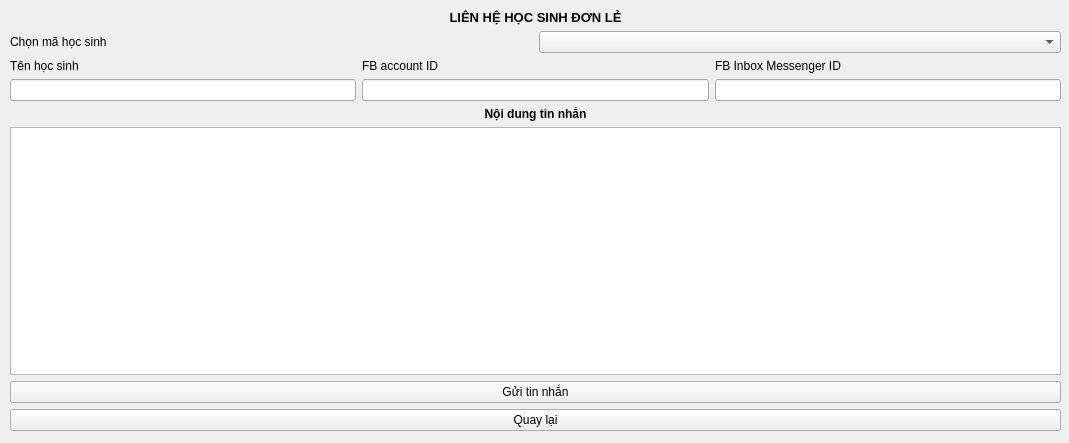
First picture: the form in TranslateUiPyPackage/ui_ip/M72_guitncanhan.ui, repository longpham6595/kvmanagement, before the edit.
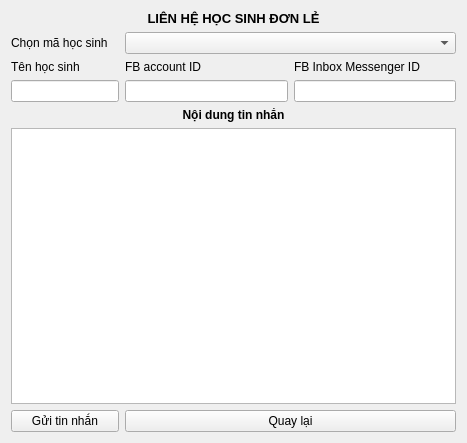
Second picture: the form after the edit.

Diff of the .ui file:
```diff
--- a/TranslateUiPyPackage/ui_ip/M72_guitncanhan.ui
+++ b/TranslateUiPyPackage/ui_ip/M72_guitncanhan.ui
@@ -6,120 +6,86 @@
    <rect>
     <x>0</x>
     <y>0</y>
-    <width>1069</width>
+    <width>467</width>
     <height>443</height>
    </rect>
   </property>
   <property name="windowTitle">
    <string>Gửi tin nhắn cá nhân</string>
   </property>
-  <widget class="QWidget" name="">
-   <property name="geometry">
-    <rect>
-     <x>10</x>
-     <y>10</y>
-     <width>1051</width>
-     <height>421</height>
-    </rect>
-   </property>
-   <layout class="QVBoxLayout" name="verticalLayout_4">
-    <item>
-     <widget class="QLabel" name="label">
-      <property name="text">
-       <string>&lt;html&gt;&lt;head/&gt;&lt;body&gt;&lt;p align=&quot;center&quot;&gt;&lt;span style=&quot; font-size:10pt; font-weight:600;&quot;&gt;LIÊN HỆ HỌC SINH ĐƠN LẺ&lt;/span&gt;&lt;/p&gt;&lt;/body&gt;&lt;/html&gt;</string>
-      </property>
-     </widget>
-    </item>
-    <item>
-     <layout class="QHBoxLayout" name="horizontalLayout">
-      <item>
+  <layout class="QGridLayout" name="gridLayout">
+   <item row="1" column="0">
        <widget class="QLabel" name="label_2">
         <property name="text">
          <string>Chọn mã học sinh</string>
         </property>
        </widget>
       </item>
-      <item>
-       <widget class="QComboBox" name="mahschoice"/>
-      </item>
-     </layout>
-    </item>
-    <item>
-     <layout class="QHBoxLayout" name="horizontalLayout_2">
-      <item>
-       <layout class="QVBoxLayout" name="verticalLayout_5">
-        <item>
+   <item row="2" column="0">
          <widget class="QLabel" name="label_6">
           <property name="text">
            <string>Tên học sinh</string>
           </property>
          </widget>
         </item>
-        <item>
-         <widget class="QLineEdit" name="stuname"/>
-        </item>
-       </layout>
-      </item>
-      <item>
-       <layout class="QVBoxLayout" name="verticalLayout">
-        <item>
+   <item row="2" column="2">
          <widget class="QLabel" name="label_3">
           <property name="text">
            <string>FB account ID</string>
           </property>
          </widget>
         </item>
-        <item>
-         <widget class="QLineEdit" name="fbaccid"/>
-        </item>
-       </layout>
-      </item>
-      <item>
-       <layout class="QVBoxLayout" name="verticalLayout_2">
-        <item>
+   <item row="2" column="3">
          <widget class="QLabel" name="label_4">
           <property name="text">
            <string>FB Inbox Messenger ID</string>
           </property>
          </widget>
         </item>
-        <item>
+   <item row="3" column="0" colspan="2">
+    <widget class="QLineEdit" name="stuname"/>
+   </item>
+   <item row="3" column="2">
+    <widget class="QLineEdit" name="fbaccid"/>
+   </item>
+   <item row="3" column="3">
          <widget class="QLineEdit" name="fbmessid"/>
         </item>
-       </layout>
-      </item>
-     </layout>
-    </item>
-    <item>
-     <widget class="QLabel" name="label_5">
-      <property name="text">
-       <string>&lt;html&gt;&lt;head/&gt;&lt;body&gt;&lt;p align=&quot;center&quot;&gt;&lt;span style=&quot; font-weight:600;&quot;&gt;Nội dung tin nhắn&lt;/span&gt;&lt;/p&gt;&lt;/body&gt;&lt;/html&gt;</string>
-      </property>
-     </widget>
-    </item>
-    <item>
-     <layout class="QVBoxLayout" name="verticalLayout_3">
-      <item>
+   <item row="5" column="0" colspan="4">
        <widget class="QTextEdit" name="mess"/>
       </item>
-      <item>
+   <item row="6" column="0" colspan="2">
        <widget class="QPushButton" name="sendmess">
         <property name="text">
          <string>Gửi tin nhắn</string>
         </property>
        </widget>
       </item>
-      <item>
+   <item row="6" column="2" colspan="2">
        <widget class="QPushButton" name="quaylai">
         <property name="text">
          <string>Quay lại</string>
         </property>
        </widget>
       </item>
-     </layout>
-    </item>
-   </layout>
-  </widget>
+   <item row="1" column="2" colspan="2">
+    <widget class="QComboBox" name="mahschoice"/>
+   </item>
+   <item row="0" column="0" colspan="4">
+    <widget class="QLabel" name="label">
+     <property name="text">
+      <string>&lt;html&gt;&lt;head/&gt;&lt;body&gt;&lt;p align=&quot;center&quot;&gt;&lt;span style=&quot; font-size:10pt; font-weight:600;&quot;&gt;LIÊN HỆ HỌC SINH ĐƠN LẺ&lt;/span&gt;&lt;/p&gt;&lt;/body&gt;&lt;/html&gt;</string>
+     </property>
+    </widget>
+   </item>
+   <item row="4" column="0" colspan="4">
+    <widget class="QLabel" name="label_5">
+     <property name="text">
+      <string>&lt;html&gt;&lt;head/&gt;&lt;body&gt;&lt;p align=&quot;center&quot;&gt;&lt;span style=&quot; font-weight:600;&quot;&gt;Nội dung tin nhắn&lt;/span&gt;&lt;/p&gt;&lt;/body&gt;&lt;/html&gt;</string>
+     </property>
+    </widget>
+   </item>
+  </layout>
  </widget>
  <resources/>
  <connections/>
```
Lines whose indentation alone changed are shown as unchanged.
